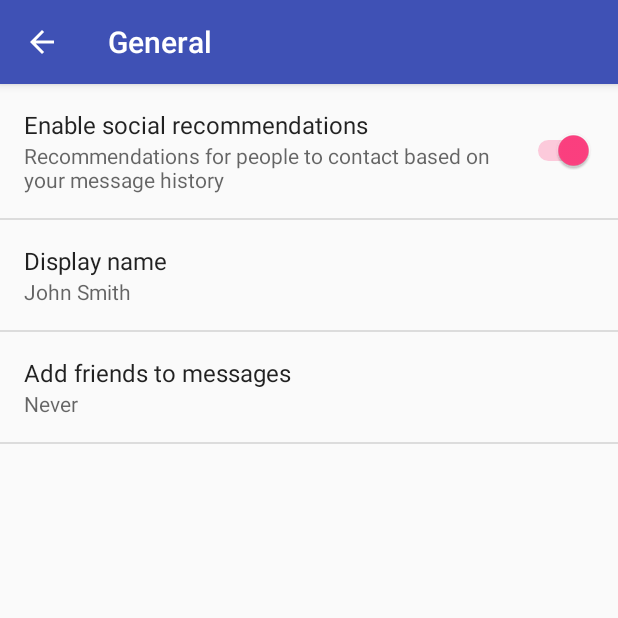
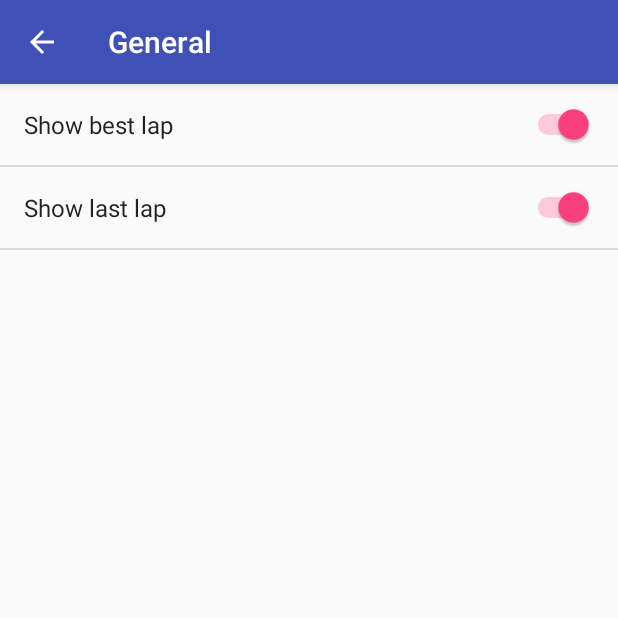
Before and after one commit to sshink/Chronoid, an Android app: the SettingsActivity screen opened directly, with no data from a screen before it, after a tap on "General", on a phone screen of 412 x 824 dp, the top half of it. Run offline under Robolectric (Android 15) with nearby library versions, the phone set to English and light mode, and no system bars; 2 statements that could not run were skipped.

Commit message:
Edit preferences layout

```diff
--- a/app/src/main/res/xml/pref_general.xml
+++ b/app/src/main/res/xml/pref_general.xml
@@ -2,32 +2,12 @@
 
     <SwitchPreference
         android:defaultValue="true"
-        android:key="example_switch"
-        android:summary="@string/pref_description_social_recommendations"
-        android:title="@string/pref_title_social_recommendations" />
+        android:key="show_best_lap"
+        android:title="Show best lap" />
 
-    <!-- NOTE: EditTextPreference accepts EditText attributes. -->
-    <!-- NOTE: EditTextPreference's summary should be set to its value by the activity code. -->
-    <EditTextPreference
-        android:capitalize="words"
-        android:defaultValue="@string/pref_default_display_name"
-        android:inputType="textCapWords"
-        android:key="example_text"
-        android:maxLines="1"
-        android:selectAllOnFocus="true"
-        android:singleLine="true"
-        android:title="@string/pref_title_display_name" />
-
-    <!-- NOTE: Hide buttons to simplify the UI. Users can touch outside the dialog to
-         dismiss it. -->
-    <!-- NOTE: ListPreference's summary should be set to its value by the activity code. -->
-    <ListPreference
-        android:defaultValue="-1"
-        android:entries="@array/pref_example_list_titles"
-        android:entryValues="@array/pref_example_list_values"
-        android:key="example_list"
-        android:negativeButtonText="@null"
-        android:positiveButtonText="@null"
-        android:title="@string/pref_title_add_friends_to_messages" />
+    <SwitchPreference
+        android:defaultValue="true"
+        android:key="show_last_lap"
+        android:title="Show last lap" />
 
 </PreferenceScreen>
```
